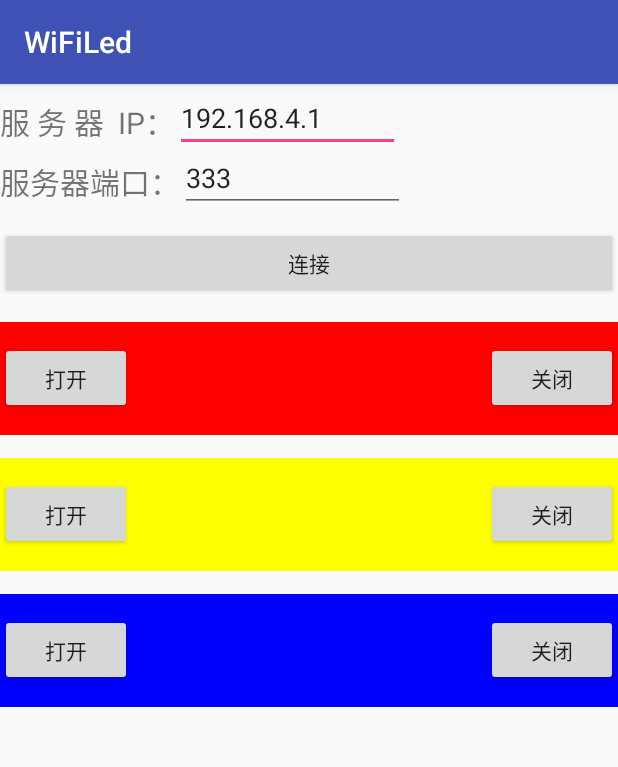
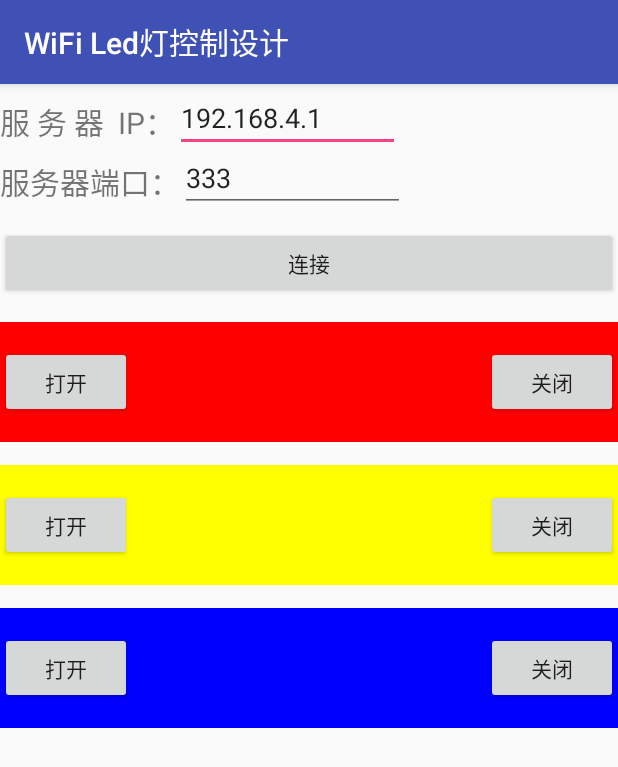
Before and after one commit to qicaiz/WiFiLed, an Android app: the screen it shows after launch (MainActivity), on a phone screen of 412 x 824 dp. Shown: the top 767 px of the screen. Run offline under Robolectric (Android 15) with nearby library versions, the phone set to English and light mode, and no system bars.

Commit message:
修改名称；增加空指针异常保护

```diff
--- a/app/src/main/res/layout/activity_main.xml
+++ b/app/src/main/res/layout/activity_main.xml
@@ -52,7 +52,7 @@
         android:id="@+id/red_parent"
         android:layout_below="@id/btn_connect"
         android:layout_width="match_parent"
-        android:layout_height="75dp"
+        android:layout_height="80dp"
         android:background="#ff0000"
         android:gravity="center_vertical"
         >
@@ -78,7 +78,7 @@
         android:id="@+id/yellow_parent"
         android:layout_below="@id/red_parent"
         android:layout_width="match_parent"
-        android:layout_height="75dp"
+        android:layout_height="80dp"
         android:background="#ffff00"
         android:gravity="center_vertical"
         >
@@ -102,7 +102,7 @@
         android:background="#0000ff"
         android:layout_below="@id/yellow_parent"
         android:layout_width="match_parent"
-        android:layout_height="75dp"
+        android:layout_height="80dp"
         android:gravity="center_vertical"
         >
         <Button
--- a/app/src/main/res/values/strings.xml
+++ b/app/src/main/res/values/strings.xml
@@ -1,3 +1,3 @@
 <resources>
-    <string name="app_name">WiFiLed</string>
+    <string name="app_name">WiFi Led灯控制设计</string>
 </resources>
```
Also changed, not shown: app/src/main/java/com/qicaiz/wifiled/MainActivity.java (+12 -0 lines).
